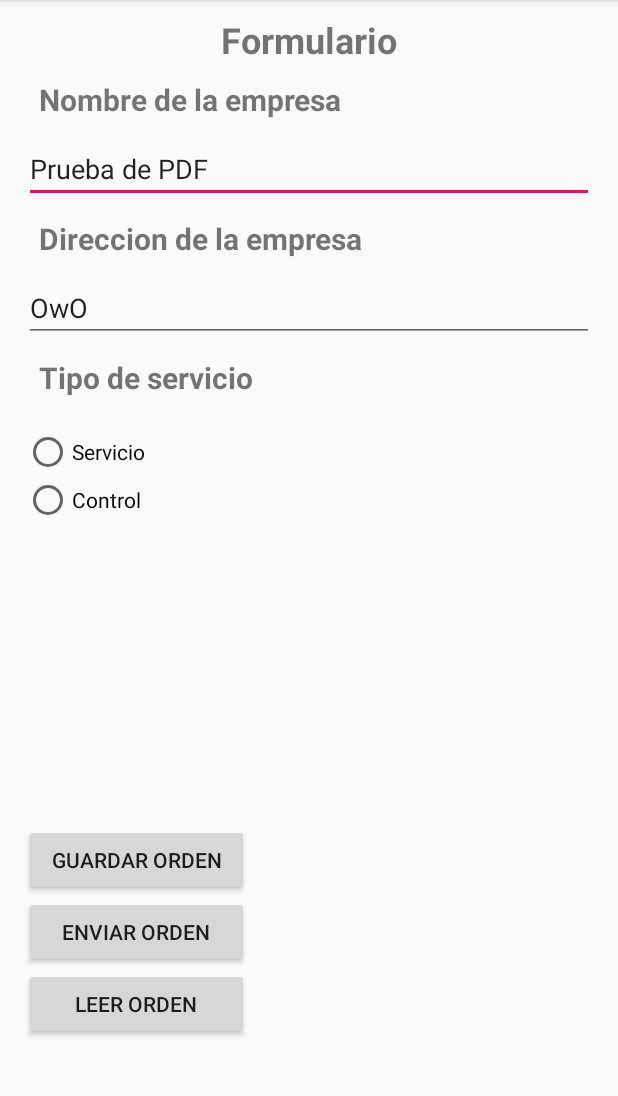
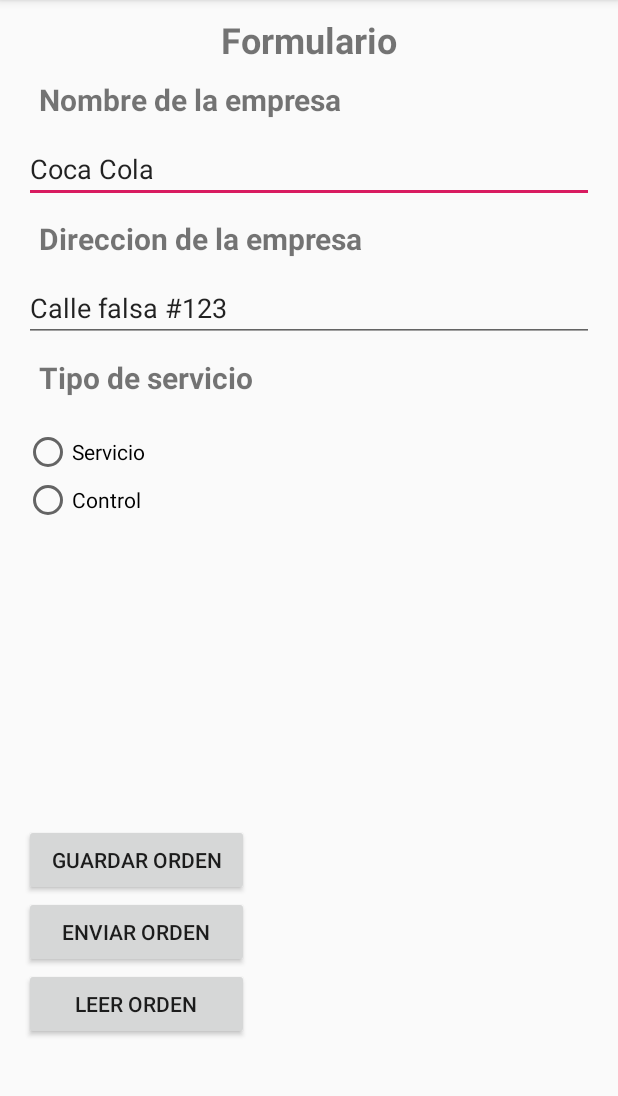
Before and after one commit to Zerberus97/GeneradorPDF2, an Android app: the screen it shows after launch (MainActivity), after a tap on "GUARDAR ORDEN", on a phone screen of 412 x 824 dp, the part 84-1180 px from its top. Run offline under Robolectric (Android 15) with nearby library versions, the phone set to English and light mode, and no system bars; libraries missing offline, so code that uses them is left out: com.itextpdf.text, com.itextpdf.tool.

Commit message:
Mejoras del formulario

```diff
--- a/app/src/main/java/com/example/generadorpdf2/ui/fragmentselfnote/SelfNoteFragment.java
+++ b/app/src/main/java/com/example/generadorpdf2/ui/fragmentselfnote/SelfNoteFragment.java
@@ -21,6 +21,7 @@ import com.example.generadorpdf2.R;
 import com.itextpdf.text.Annotation;
 import com.itextpdf.text.Document;
 import com.itextpdf.text.DocumentException;
+import com.itextpdf.text.Image;
 import com.itextpdf.text.PageSize;
 import com.itextpdf.text.Paragraph;
 import com.itextpdf.text.pdf.PdfWriter;
@@ -93,17 +94,20 @@ public class SelfNoteFragment extends Fragment implements View.OnClickListener {
                 }
 
                     //Comprobacion de los RadioButton
-                if (RGroup.getCheckedRadioButtonId() == -1){
-                    Toast.makeText(getActivity(),"Debe marcar un tipo de servicio",Toast.LENGTH_SHORT);
-                    RGroup.requestFocus();
-                    return;
-                }else {
+
                     if (RadioControl.isChecked() == true) {
                         TipoServicio = "Control";
                     } else if (RadioServicio.isChecked() == true) {
                         TipoServicio = "Servicio";
-                    }
+                    } if (RGroup.getCheckedRadioButtonId() == -1){
+                    Toast.makeText(getActivity(),"Debe marcar un tipo de servicio",Toast.LENGTH_LONG).show();
+
+                    RGroup.requestFocus();
+                    return;
+                }else {
+
                 }
+
 
 
                 try {
@@ -160,24 +164,23 @@ public class SelfNoteFragment extends Fragment implements View.OnClickListener {
 
         PdfWriter pdfW = PdfWriter.getInstance(document, new FileOutputStream(pdfFolder));
         PdfWriter.getInstance(document, output);
-
+        Image image = Image.getInstance("/drawable-hdpi/cristiano.jpg");
         //Abriendo el documento y cargando datos
         document.open();
         document.addAuthor("AntiMouse");
         //document.add(new Paragraph(txtNombreEmpresa.getText().toString()));
         //document.add(new Paragraph(txtDireccionEmpresa.getText().toString()));
         document.add(new Paragraph(TipoServicio));
+        document.add(image);
 
         XMLWorkerHelper worker = XMLWorkerHelper.getInstance();
         String htmlToPdf = "<html>" +
                 "<head>" +
                 "</head>" +
                 "<body bgcolor='#E6E6FA'>" +
-                "<p>" + "Este es un PDF de prueba"+"</p>" +
-
-                "<h2> Nombre Empresa: "+ txtDireccionEmpresa.getText().toString() + "</h2>" +
+                "<h2> Nombre Empresa: "+ txtNombreEmpresa.getText().toString() + "</h2>" +
                 "</body> " +
-                "<h1>"+ txtNombreEmpresa.getText().toString() + "</h1> " +
+                "<h1> Direccion Empresa: "+ txtDireccionEmpresa.getText().toString() + "</h1> " +
                 "</html> ";
 
         String XHTML ="";
@@ -219,6 +222,8 @@ public class SelfNoteFragment extends Fragment implements View.OnClickListener {
     private void Limpiar(){
         txtNombreEmpresa.setText("");
         txtDireccionEmpresa.setText("");
+        RadioControl.setChecked(false);
+        RadioServicio.setChecked(false);
     }
 
 
--- a/app/src/main/res/layout/fragment_self_note.xml
+++ b/app/src/main/res/layout/fragment_self_note.xml
@@ -32,7 +32,7 @@
         android:id="@+id/EditTextNombreEmpresa"
         android:layout_width="match_parent"
         android:layout_height="wrap_content"
-        android:text="Prueba de PDF" />
+        android:text="Coca Cola" />
 
     <TextView
         android:id="@+id/textView5"
@@ -48,7 +48,7 @@
         android:id="@+id/EditTextDireccionEmpresa"
         android:layout_width="match_parent"
         android:layout_height="wrap_content"
-        android:text="OwO" />
+        android:text="Calle falsa #123" />
 
     <TextView
         android:id="@+id/textView6"
@@ -69,8 +69,8 @@
             android:id="@+id/RServicio"
             android:layout_width="match_parent"
             android:layout_height="wrap_content"
-            android:text="Servicio"
-            android:layout_marginTop="10dp"/>
+            android:layout_marginTop="10dp"
+            android:text="Servicio" />
 
         <RadioButton
             android:id="@+id/RControl"
```
Also changed, not shown: app/src/main/res/drawable-hdpi/cristiano.jpg (added).
